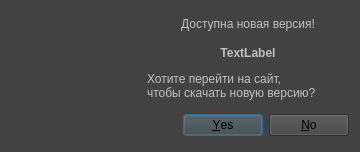
The window that src/dialogupdate.ui (Legotckoi/EColor) describes before a commit, drawn with Qt 5.
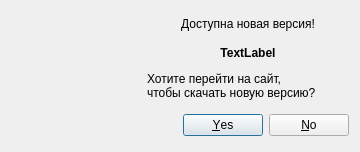
The same window after the commit. Icons and pictures are not drawn.

What changed in the file:
```diff
--- a/src/dialogupdate.ui
+++ b/src/dialogupdate.ui
@@ -20,7 +20,7 @@
    <string>Доступно обновление</string>
   </property>
   <property name="styleSheet">
-   <string notr="true">background-color: rgb(66, 66, 66);</string>
+   <string notr="true"/>
   </property>
   <layout class="QGridLayout" name="gridLayout">
    <item row="0" column="0" rowspan="4">
@@ -44,7 +44,7 @@
       </size>
      </property>
      <property name="styleSheet">
-      <string notr="true">color: rgb(192, 192, 192);</string>
+      <string notr="true"/>
      </property>
      <property name="text">
       <string/>
@@ -85,7 +85,7 @@
       </font>
      </property>
      <property name="styleSheet">
-      <string notr="true">color: rgb(192, 192, 192);</string>
+      <string notr="true"/>
      </property>
      <property name="text">
       <string>TextLabel</string>
@@ -107,7 +107,7 @@
       </sizepolicy>
      </property>
      <property name="styleSheet">
-      <string notr="true">color: rgb(192, 192, 192);</string>
+      <string notr="true"/>
      </property>
      <property name="text">
       <string>&lt;html&gt;&lt;head/&gt;&lt;body&gt;&lt;p&gt;Хотите перейти на сайт, &lt;br/&gt;чтобы скачать новую версию?&lt;/p&gt;&lt;/body&gt;&lt;/html&gt;</string>
@@ -126,7 +126,7 @@
       </sizepolicy>
      </property>
      <property name="styleSheet">
-      <string notr="true">color: rgb(192, 192, 192);</string>
+      <string notr="true"/>
      </property>
      <property name="text">
       <string>Доступна новая версия!</string>
```
